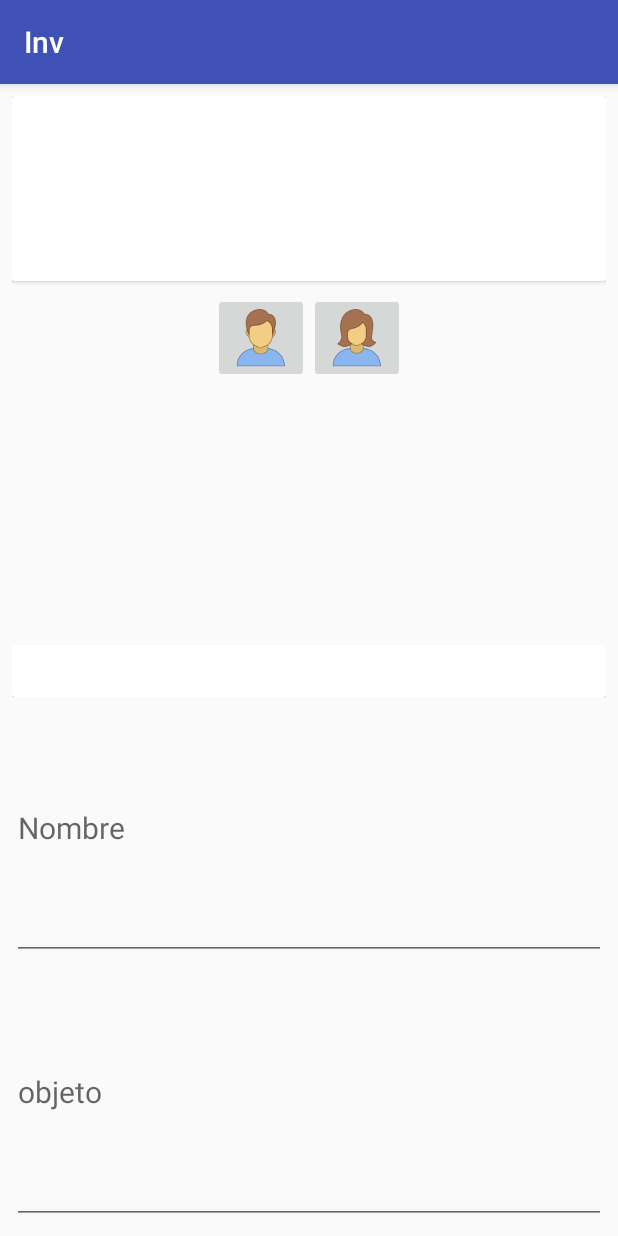
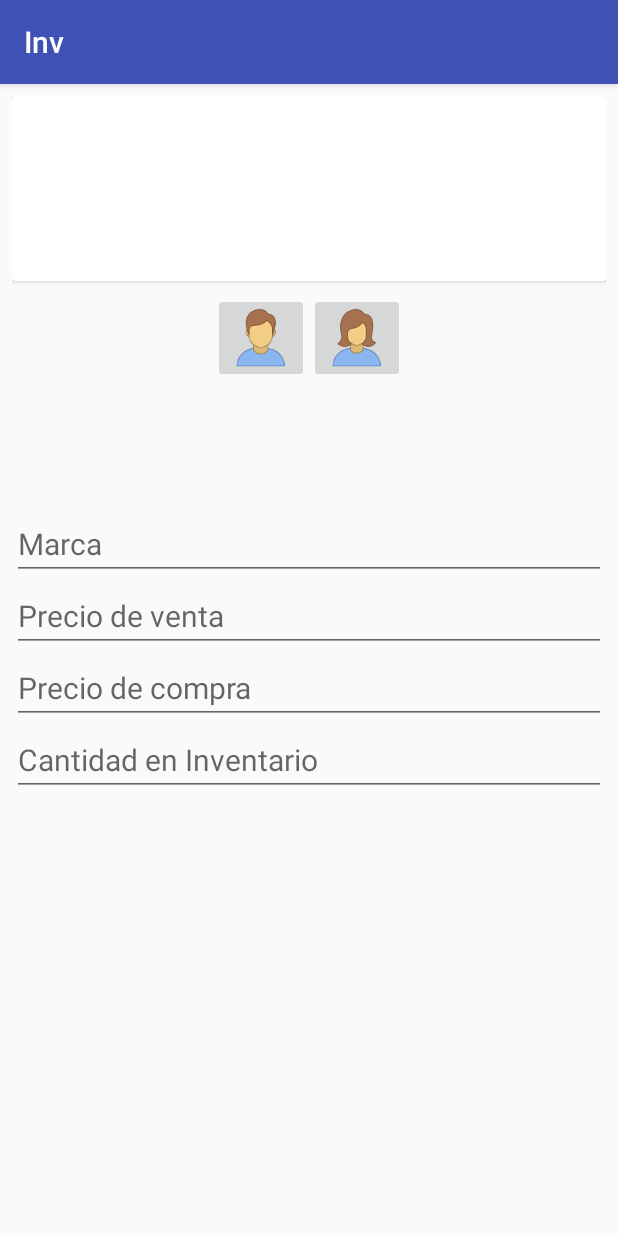
Before and after one commit to JunCodde/Inv, an Android app: the AddSeccionActivity screen opened directly, with no data from a screen before it, on a phone screen of 412 x 824 dp. Run offline under Robolectric (Android 15) with nearby library versions, the phone set to English and light mode, and no system bars.

Commit message:
add -  adapter Horizontal

```diff
--- /dev/null
+++ b/app/src/main/java/com/juncodde/inv/Adapter/AdapterSeccionType.java
@@ -0,0 +1,4 @@
+package com.juncodde.inv.Adapter;
+
+public class AdapterSeccionType {
+}
--- a/app/src/main/java/com/juncodde/inv/AddSeccionActivity.java
+++ b/app/src/main/java/com/juncodde/inv/AddSeccionActivity.java
@@ -2,12 +2,33 @@ package com.juncodde.inv;
 
 import android.support.v7.app.AppCompatActivity;
 import android.os.Bundle;
+import android.support.v7.widget.RecyclerView;
+import android.widget.EditText;
+import android.widget.ImageButton;
 
 public class AddSeccionActivity extends AppCompatActivity {
+
+    private RecyclerView rv_addSeccionHorizontal, rv_addTallaHorizontal;
+    private ImageButton imgBtn_SeccionHombre, imgBtn_SeccionMujer;
+    private EditText et_Marca, et_PrecioVenta, et_PrecioCompra, et_CantInventario;
 
     @Override
     protected void onCreate(Bundle savedInstanceState) {
         super.onCreate(savedInstanceState);
         setContentView(R.layout.activity_add_seccion);
+
+        rv_addSeccionHorizontal = (RecyclerView) findViewById(R.id.rv_addSeccionHorizontal);
+        rv_addTallaHorizontal = (RecyclerView) findViewById(R.id.rv_addTallaHorizontal);
+
+        imgBtn_SeccionHombre = (ImageButton) findViewById(R.id.imgBtn_SeccionHombre);
+        imgBtn_SeccionMujer = (ImageButton) findViewById(R.id.imgBtn_SeccionMujer);
+
+        et_Marca = (EditText) findViewById(R.id.et_Marca);
+        et_PrecioVenta = (EditText) findViewById(R.id.et_PrecioVenta);
+        et_PrecioCompra = (EditText) findViewById(R.id.et_PrecioCompra);
+        et_CantInventario = (EditText) findViewById(R.id.et_CantInventario);
+
+
+
     }
 }
--- a/app/src/main/res/layout/activity_add_seccion.xml
+++ b/app/src/main/res/layout/activity_add_seccion.xml
@@ -34,18 +34,17 @@
         <LinearLayout
             android:layout_width="wrap_content"
             android:layout_height="wrap_content"
-            android:layout_gravity="center_horizontal"
-            android:layout_weight="1">
-
-
+            android:layout_gravity="center_horizontal">
 
             <ImageButton
+                android:id="@+id/imgBtn_SeccionHombre"
                 android:layout_width="wrap_content"
                 android:layout_height="wrap_content"
                 android:src="@drawable/hombre"
                 />
 
             <ImageButton
+                android:id="@+id/imgBtn_SeccionMujer"
                 android:layout_width="wrap_content"
                 android:layout_height="wrap_content"
                 android:src="@drawable/mujer"
@@ -56,14 +55,14 @@
 
         <LinearLayout
             android:layout_width="match_parent"
-            android:layout_height="wrap_content"
+            android:layout_height="75dp"
             android:layout_gravity="center_horizontal"
-            android:layout_weight=".2">
+            android:layout_marginTop="8dp">
 
 
             <android.support.v7.widget.CardView
                 android:layout_width="match_parent"
-                android:layout_height="match_parent"
+                android:layout_height="wrap_content"
                 android:elevation="12dp"
                 android:padding="14dp">
 
@@ -77,17 +76,31 @@
         </LinearLayout>
 
         <EditText
+            android:id="@+id/et_Marca"
             android:layout_width="match_parent"
-            android:layout_height="0dp"
-            android:layout_weight="1"
-            android:hint="Nombre"
+            android:layout_height="wrap_content"
+            android:hint="Marca"
             android:textSize="20sp"/>
 
         <EditText
+            android:id="@+id/et_PrecioVenta"
             android:layout_width="match_parent"
-            android:layout_height="0dp"
-            android:layout_weight="1"
-            android:hint="objeto"
+            android:layout_height="wrap_content"
+            android:hint="Precio de venta"
+            android:textSize="20sp"/>
+
+        <EditText
+            android:id="@+id/et_PrecioCompra"
+            android:layout_width="match_parent"
+            android:layout_height="wrap_content"
+            android:hint="Precio de compra"
+            android:textSize="20sp"/>
+
+        <EditText
+            android:id="@+id/et_CantInventario"
+            android:layout_width="match_parent"
+            android:layout_height="wrap_content"
+            android:hint="Cantidad en Inventario"
             android:textSize="20sp"/>
 
     </LinearLayout>
```
Also changed, not shown: app/src/main/res/layout/rv_seccion_tipos.xml (added, +33 -0 lines).
